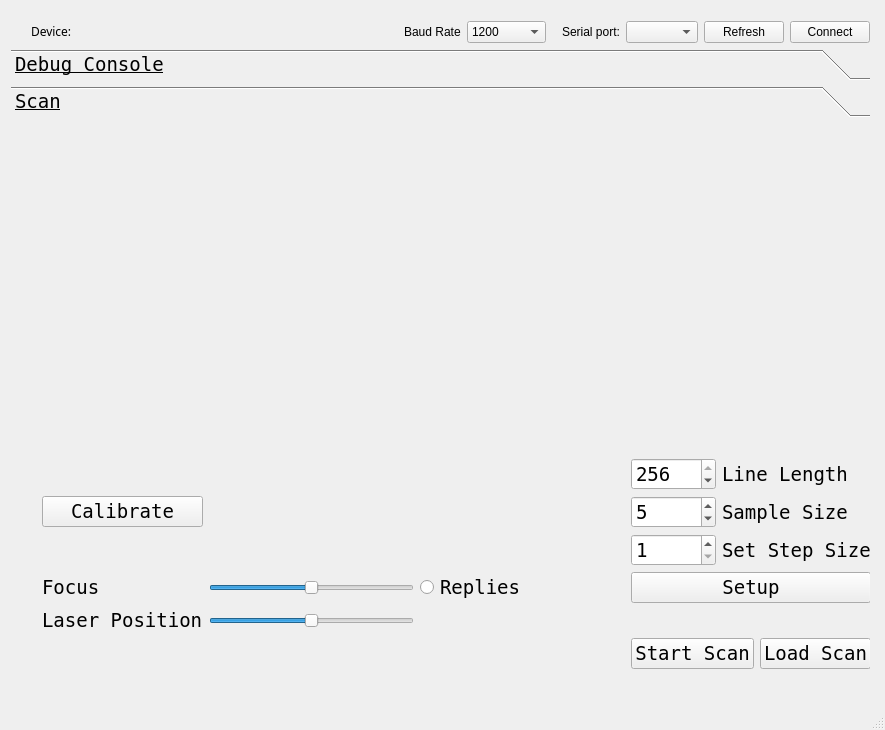
OpenAFM/OpenAFM_gui, file mainwindow.ui: the form before one commit.
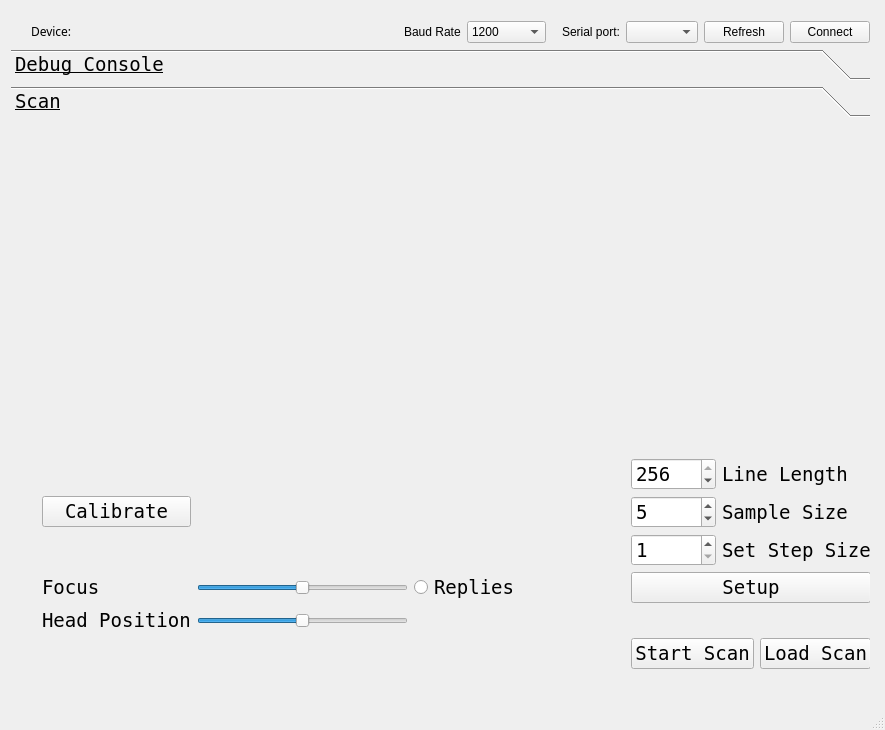
The form after the commit. Custom widgets are drawn as their Qt base class.

Commit message: Enable sliders after connecting

```diff
--- a/mainwindow.ui
+++ b/mainwindow.ui
@@ -599,7 +599,7 @@
             <item row="2" column="0">
              <widget class="QLabel" name="label_10">
               <property name="text">
-               <string>Laser Position</string>
+               <string>Head Position</string>
               </property>
              </widget>
             </item>
```
The commit also changes 2 other files.
